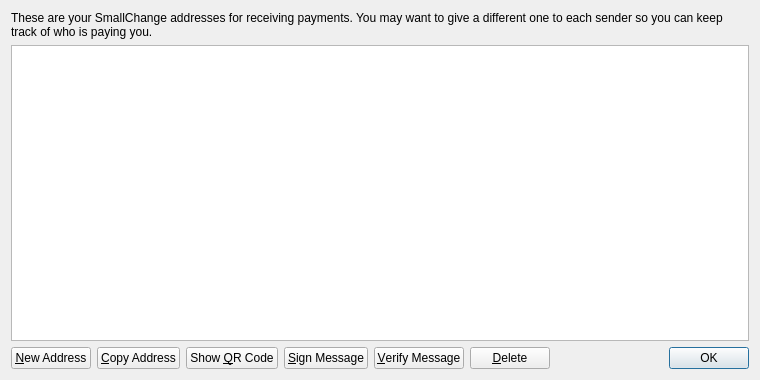
Above: src/qt/forms/addressbookpage.ui from feeta-coin/feeta before the change. Below: the same form after it.
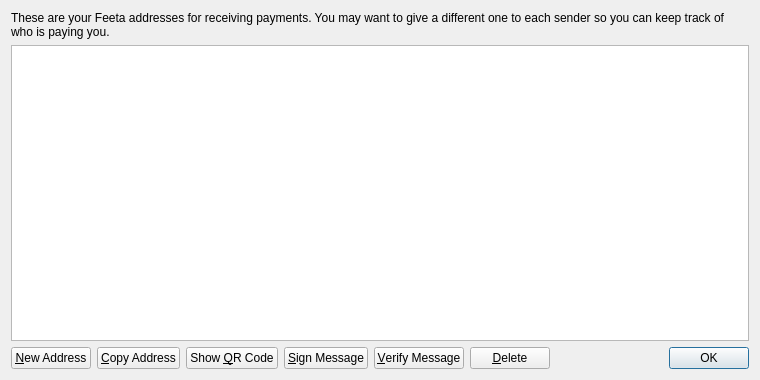
That is the form after the change. Icons and pictures are not drawn.

Diff of the .ui file:
```diff
--- a/src/qt/forms/addressbookpage.ui
+++ b/src/qt/forms/addressbookpage.ui
@@ -17,7 +17,7 @@
    <item>
     <widget class="QLabel" name="labelExplanation">
      <property name="text">
-      <string>These are your SmallChange addresses for receiving payments. You may want to give a different one to each sender so you can keep track of who is paying you.</string>
+      <string>These are your Feeta addresses for receiving payments. You may want to give a different one to each sender so you can keep track of who is paying you.</string>
      </property>
      <property name="textFormat">
       <enum>Qt::PlainText</enum>
```
